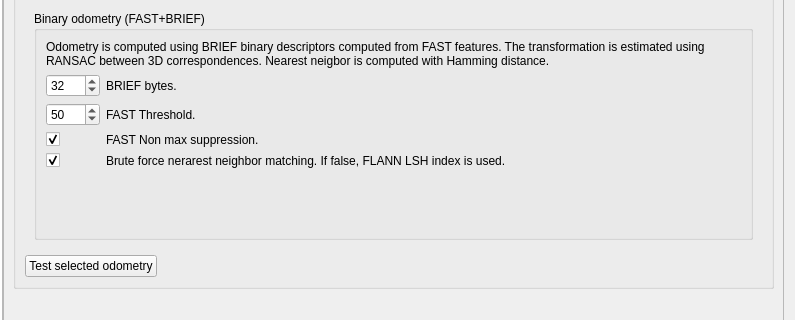
The window that guilib/src/ui/preferencesDialog.ui (introlab/rtabmap) describes before a commit, drawn with Qt 5; both pictures show x 264 to 1059 and y 347 to 667 of the 1059 by 914 pixel window.
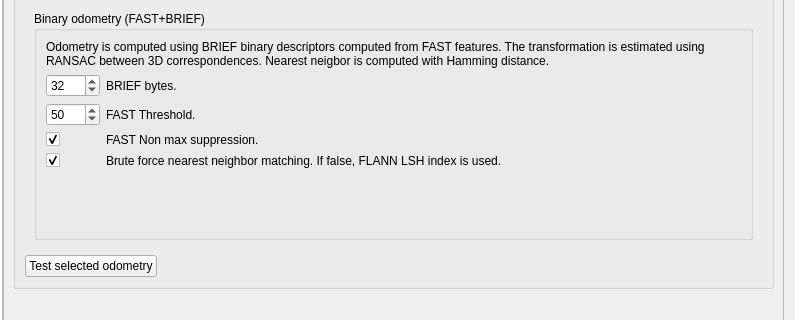
The same window after the commit. The open tabs and pages were chosen to show the change. Icons and pictures are not drawn. Custom widgets are drawn as their Qt base class.

The edit to the form file:
```diff
--- a/guilib/src/ui/preferencesDialog.ui
+++ b/guilib/src/ui/preferencesDialog.ui
@@ -64,8 +64,8 @@
            <rect>
             <x>0</x>
             <y>0</y>
-            <width>761</width>
-            <height>981</height>
+            <width>777</width>
+            <height>826</height>
            </rect>
           </property>
           <layout class="QVBoxLayout" name="verticalLayout_16">
@@ -4919,7 +4919,7 @@
                              <item row="3" column="1">
                               <widget class="QLabel" name="label_147">
                                <property name="text">
-                                <string>Brute force nerarest neighbor matching. If false, FLANN LSH index is used.</string>
+                                <string>Brute force nearest neighbor matching. If false, FLANN LSH index is used.</string>
                                </property>
                                <property name="wordWrap">
                                 <bool>true</bool>
```
Left out of the diff: 4 changed lines with no effect on the pictures.
